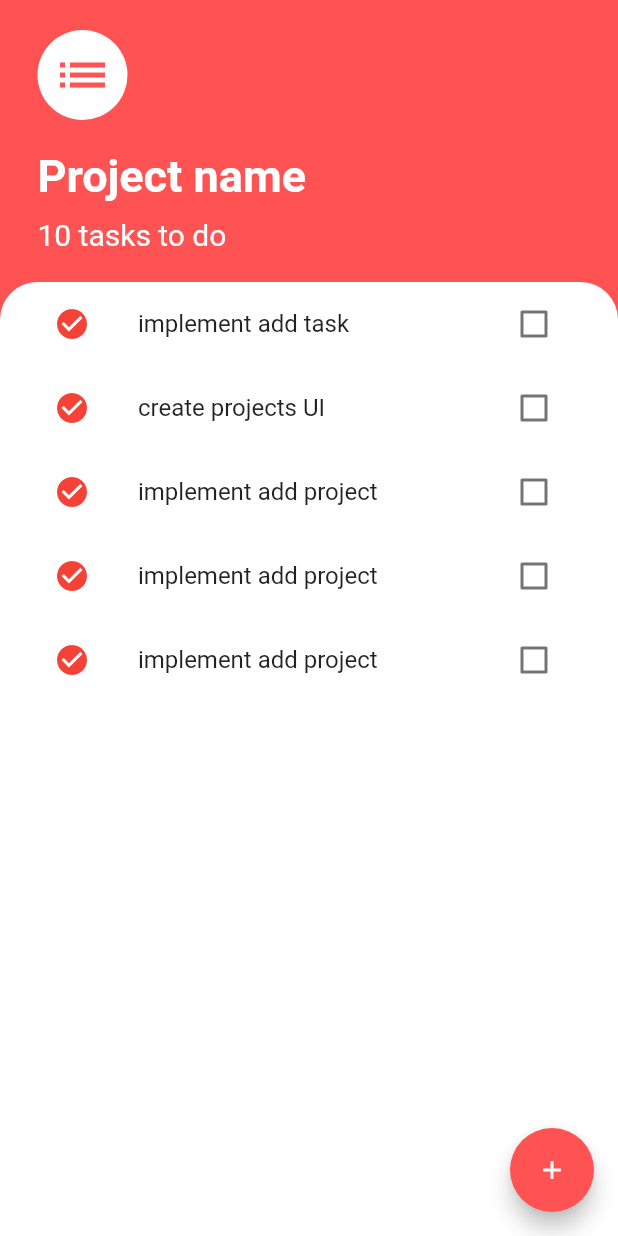
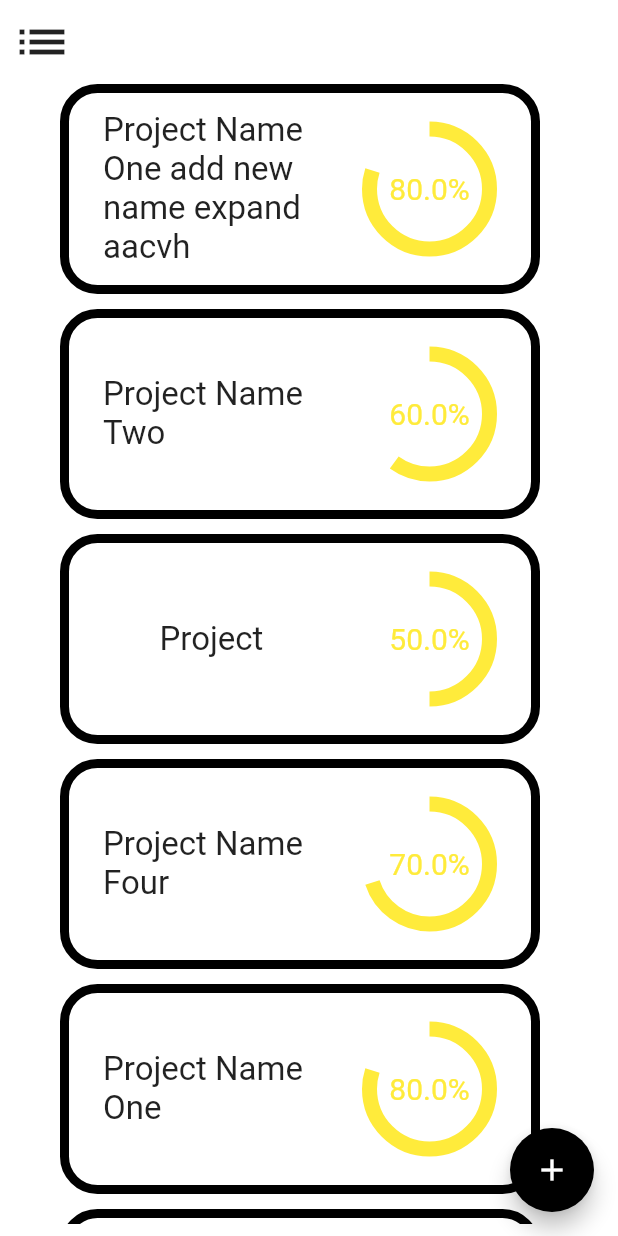
Before and after one commit to Mirnaghi/progress-app, a Flutter app: the screen it shows after launch, on a phone screen of 412 x 824 dp. Run offline on Flutter 3.47's test engine with Material 2 defaults, Android fonts, the phone set to English and light mode, and no system bars; drawn by our look-alikes of percent_indicator.

Commit message:
create projects page

```diff
--- a/lib/main.dart
+++ b/lib/main.dart
@@ -1,5 +1,6 @@
 import 'package:flutter/material.dart';
-import 'package:progress/screens/project_detail.dart';
+import 'package:progress/screens/pojects_page.dart';
+// import 'package:progress/screens/project_detail.dart';
 import 'package:provider/provider.dart';
 
 import 'models/task.dart';
@@ -10,16 +11,12 @@ class MyApp extends StatelessWidget {
   // This widget is the root of your application.
   @override
   Widget build(BuildContext context) {
-    return ChangeNotifierProvider(
-      create: (_) => TasksList(),
-          child: MaterialApp(
+    return MaterialApp(
         title: 'Flutter Demo',
         theme: ThemeData(
           primarySwatch: Colors.blue,
         ),
-        home: ProjectDetailPage(),
-      ),
-    );
+        home: ProjectsPage(),);
   }
 }
 
@@ -48,3 +45,14 @@ class TasksList extends ChangeNotifier {
     notifyListeners();
   }
 }
+
+// ChangeNotifierProvider(
+//       create: (_) => TasksList(),
+//           child: MaterialApp(
+//         title: 'Flutter Demo',
+//         theme: ThemeData(
+//           primarySwatch: Colors.blue,
+//         ),
+//         home: ProjectsPage(),//ProjectDetailPage(),
+//       ),
+//     )
--- /dev/null
+++ b/lib/screens/pojects_page.dart
@@ -0,0 +1,68 @@
+import 'package:flutter/material.dart';
+// import 'package:percent_indicator/percent_indicator.dart';
+// import 'package:progress/models/project.dart';
+import 'package:progress/widgets/project_card.dart';
+
+class ProjectsPage extends StatelessWidget {
+  @override
+  Widget build(BuildContext context) {
+    return SafeArea(
+      child: Scaffold(
+        backgroundColor: Colors.white,
+        floatingActionButton: FloatingActionButton(
+          onPressed: null,
+          backgroundColor: Colors.black,
+          child: Icon(Icons.add),
+        ),
+        body: Container(
+          width: 400,
+          child: Column(
+            children: <Widget>[
+              Align(
+                alignment: Alignment.topLeft,
+                child: IconButton(
+                  icon: Icon(Icons.list, size: 40.0),
+                  onPressed: () {},
+                ),
+              ),
+              Expanded(
+                child: Padding(
+                  padding: const EdgeInsets.all(8.0),
+                  child: Container(
+                    width: 320,
+                    child: Expanded(
+                      child: ListView(
+                        children: <Widget>[
+                          ProjectCard(
+                              projectName:
+                                  "Project Name One add new name expand aacvh",
+                              percentage: 0.8),
+                          ProjectCard(
+                              projectName: "Project Name Two", percentage: 0.6),
+                          ProjectCard(projectName: "Project ", percentage: 0.5),
+                          ProjectCard(
+                              projectName: "Project Name Four",
+                              percentage: 0.7),
+                          ProjectCard(
+                              projectName: "Project Name One", percentage: 0.8),
+                          ProjectCard(
+                              projectName: "Project Name Two", percentage: 0.6),
+                          ProjectCard(
+                              projectName: "Project Name Three",
+                              percentage: 0.5),
+                          ProjectCard(
+                              projectName: "Project Name Four",
+                              percentage: 0.7),
+                        ],
+                      ),
+                    ),
+                  ),
+                ),
+              ),
+            ],
+          ),
+        ),
+      ),
+    );
+  }
+}
--- /dev/null
+++ b/lib/widgets/project_card.dart
@@ -0,0 +1,58 @@
+import 'package:flutter/material.dart';
+import 'package:percent_indicator/percent_indicator.dart';
+import 'package:progress/widgets/test_pie_chart.dart';
+
+class ProjectCard extends StatelessWidget {
+  final String projectName;
+  final double percentage;
+
+  ProjectCard({this.projectName, this.percentage});
+
+  @override
+  Widget build(BuildContext context) {
+    return Container(
+      padding: EdgeInsets.only(bottom: 10.0),
+      child: Stack(
+        children: <Widget>[
+          Container(
+            width: 320,
+            height: 140,
+            decoration: BoxDecoration(
+              border: Border.all(width: 6.0, color: Colors.black),
+              borderRadius: BorderRadius.circular(25),
+            ),
+            child: Row(
+              crossAxisAlignment: CrossAxisAlignment.center,
+              mainAxisAlignment: MainAxisAlignment.spaceEvenly,
+              children: <Widget>[
+                Container(
+              width: 150,
+              height: 140,
+              child: Center(
+                child: Text(
+                  projectName,
+                  maxLines: 4,
+                  textDirection: TextDirection.ltr,
+                  style: TextStyle(
+                    fontSize: 22.0,
+                  ),
+                ),
+              ),
+            ),
+                CircularPercentIndicator(
+            radius: 90.0,
+            lineWidth: 10.0,
+            percent: percentage,
+            center: new Text("${percentage * 100}%", style: TextStyle(color: Colors.yellow, fontSize: 20.0)),
+            progressColor: Colors.yellow,
+            backgroundColor: Colors.white,
+          ),
+              ],
+            )
+          ),
+
+        ],
+      ),
+    );
+  }
+}
--- /dev/null
+++ b/lib/widgets/test_pie_chart.dart
@@ -0,0 +1,36 @@
+import 'package:flutter/material.dart';
+
+
+class TestPieChart extends StatelessWidget {
+  @override
+  Widget build(BuildContext context) {
+    return Container(
+      width: 80,
+      height: 80,
+      decoration: BoxDecoration(
+        shape: BoxShape.circle,
+        color: Colors.yellow,
+      ),
+      child: Center(
+        child: Container(
+          width: 60,
+          height: 60,
+          decoration: BoxDecoration(
+            shape: BoxShape.circle,
+            color: Colors.white,
+          ),
+          child: Align(
+            child: Text(
+              "18%",
+              textAlign: TextAlign.center,
+              style: TextStyle(
+                fontSize: 18.0,
+                color: Colors.yellow,
+              ),
+            ),
+          ),
+        ),
+      ),
+    );
+  }
+}
--- a/pubspec.yaml
+++ b/pubspec.yaml
@@ -26,6 +26,9 @@ dependencies:
 
   # provider
   provider: ^4.3.1
+
+  # percent indicator
+  percent_indicator: ^2.1.3
 
 dev_dependencies:
   flutter_test:
```
Also changed, not shown: pubspec.lock.
